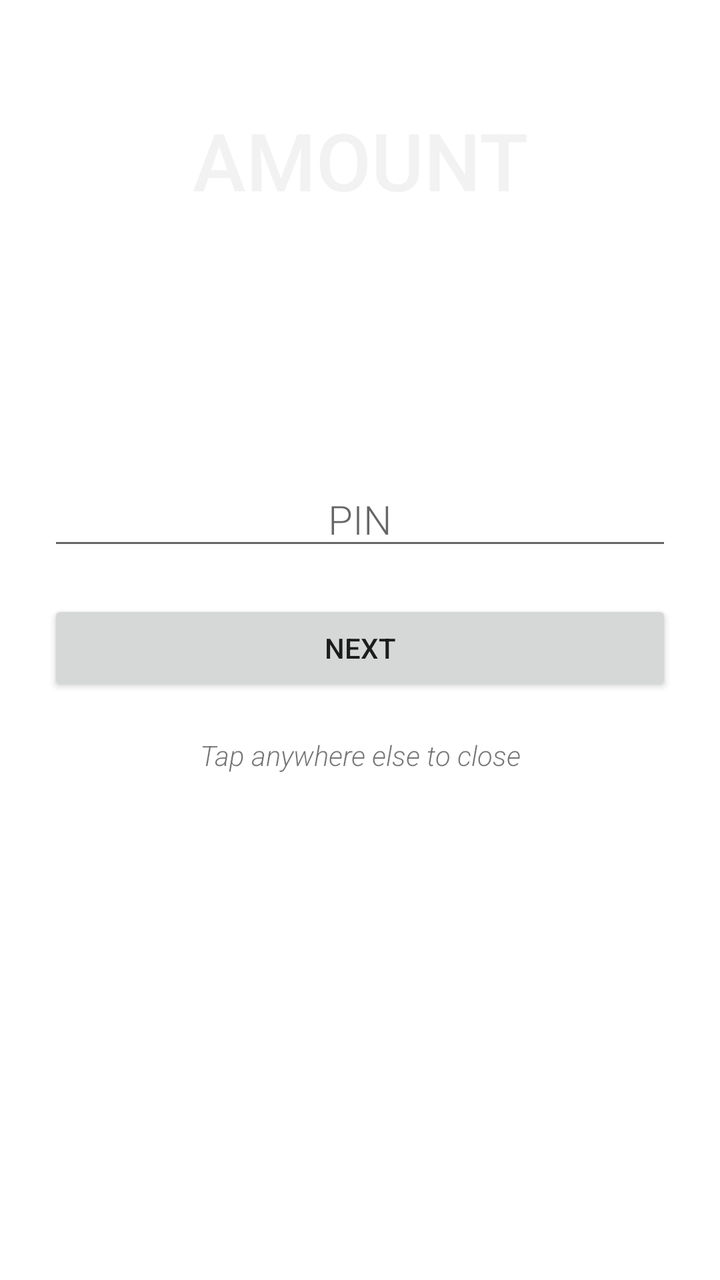
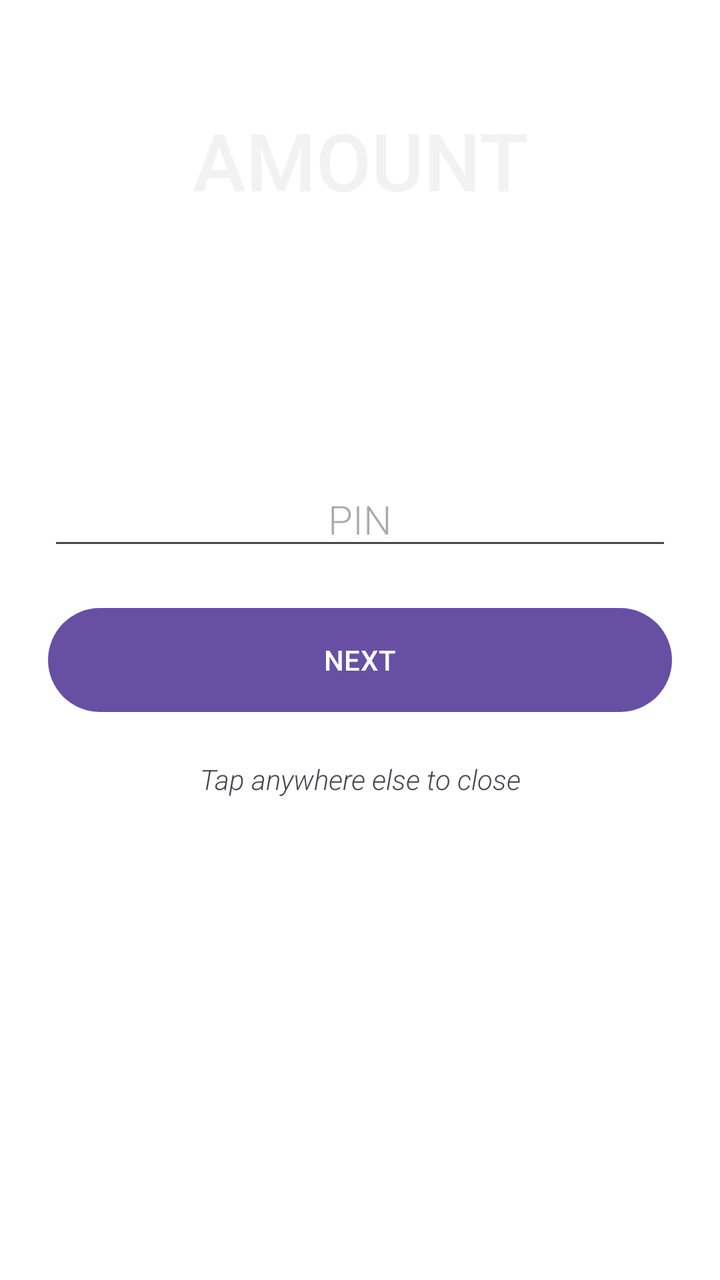

The first picture is an Android layout as it rendered before a commit; the second is the same layout after the commit. The layout source and the unified diff follow.
<!-- AndroidManifest.xml: application theme Theme.Transparent -->
<!-- res/layout/prompt_sample.xml -->
<?xml version="1.0" encoding="utf-8"?>
<LinearLayout xmlns:android="http://schemas.android.com/apk/res/android"
    android:layout_width="match_parent"
    android:layout_height="wrap_content"
    android:orientation="vertical"
    android:padding="24dp">

    <TextView
        android:id="@+id/status_text"
        android:layout_width="match_parent"
        android:layout_height="wrap_content"
        android:layout_gravity="center_horizontal"
        android:fontFamily="sans-serif-light"
        android:text="Paying"
        android:textAlignment="center"
        android:textColor="@color/white"
        android:textSize="22sp" />

    <TextView
        android:id="@+id/final_bal_text"
        android:layout_width="match_parent"
        android:layout_height="wrap_content"
        android:layout_marginTop="0dp"
        android:fontFamily="sans-serif-medium"
        android:gravity="center"
        android:text="AMOUNT"
        android:textColor="#F2F2F2"
        android:textSize="40dp" />

    <TextView
        android:id="@+id/text1"
        android:layout_width="wrap_content"
        android:layout_height="wrap_content"
        android:layout_gravity="center_horizontal"
        android:fontFamily="sans-serif-light"
        android:text="to"
        android:textColor="@color/white"
        android:textSize="22sp" />

    <TextView
        android:id="@+id/final_status_text"
        android:layout_width="match_parent"
        android:layout_height="wrap_content"
        android:layout_marginTop="0dp"
        android:fontFamily="sans-serif-medium"
        android:gravity="center"
        android:text="UPI_ID"
        android:textColor="#FFFFFF"
        android:textSize="40sp" />

    <Space
        android:layout_width="match_parent"
        android:layout_height="25dp" />

    <TextView
        android:id="@+id/text4"
        android:layout_width="match_parent"
        android:layout_height="wrap_content"
        android:layout_gravity="center_horizontal"
        android:fontFamily="sans-serif-light"
        android:text="Enter PIN to confirm payment:"
        android:textAlignment="center"
        android:textColor="@color/white"
        android:textSize="16sp" />

    <EditText
        android:id="@+id/main_pin"
        android:layout_width="match_parent"
        android:layout_height="wrap_content"
        android:ems="10"
        android:fontFamily="sans-serif-light"
        android:hint="PIN"
        android:imeOptions="actionGo"
        android:inputType="number|numberPassword"
        android:textAlignment="center"
        android:textSize="20sp" />

    <Space
        android:layout_width="match_parent"
        android:layout_height="20dp" />

    <Button
        android:id="@+id/settings_apply_button"
        android:layout_width="match_parent"
        android:layout_height="wrap_content"
        android:text="NEXT" />

    <Space
        android:layout_width="match_parent"
        android:layout_height="20dp" />

    <TextView
        android:id="@+id/textView2"
        android:layout_width="match_parent"
        android:layout_height="wrap_content"
        android:fontFamily="sans-serif-light"
        android:text="Tap anywhere else to close"
        android:textAlignment="center"
        android:textStyle="italic" />


</LinearLayout>
<!-- resources referenced by this layout -->
<resources>
  <color name="white">#FFFFFFFF</color>
  <style name="Theme.Transparent" parent="Theme.AppCompat.DayNight.NoActionBar">
          <item name="android:windowIsTranslucent">true</item>
          <item name="android:windowBackground">@android:color/transparent</item>
          <item name="android:windowContentOverlay">@null</item>
          <item name="android:windowNoTitle">true</item>
          <item name="android:windowIsFloating">false</item>
          <item name="android:backgroundDimEnabled">false</item>
      </style>
</resources>

<!-- the commit's change to res/layout/prompt_sample.xml (unified diff, before → after) -->
@@ -82,7 +82,7 @@
     <Button
         android:id="@+id/settings_apply_button"
         android:layout_width="match_parent"
-        android:layout_height="wrap_content"
+        android:layout_height="60dp"
         android:text="NEXT" />
 
     <Space
<!-- resource entries referenced after the edit -->
@@ -1,7 +1,7 @@
 <!-- resources referenced by this layout -->
 <resources>
   <color name="white">#FFFFFFFF</color>
-  <style name="Theme.Transparent" parent="Theme.AppCompat.DayNight.NoActionBar">
+  <style name="Theme.Transparent" parent="Theme.Material3.DayNight.NoActionBar">
           <item name="android:windowIsTranslucent">true</item>
           <item name="android:windowBackground">@android:color/transparent</item>
           <item name="android:windowContentOverlay">@null</item>
